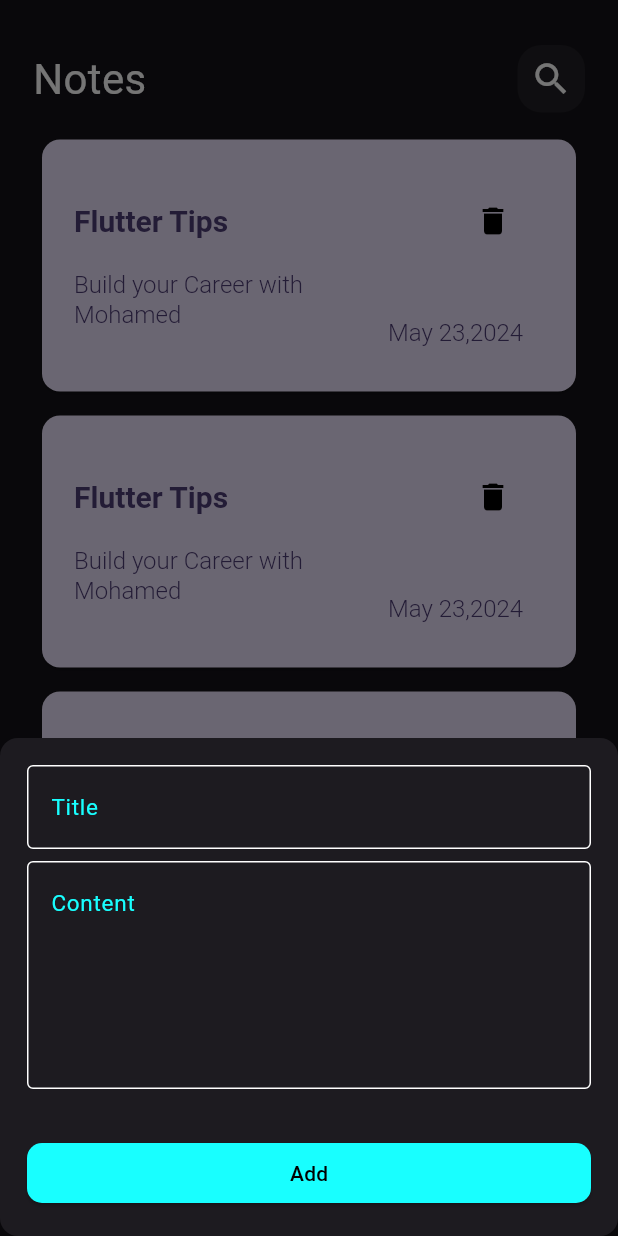
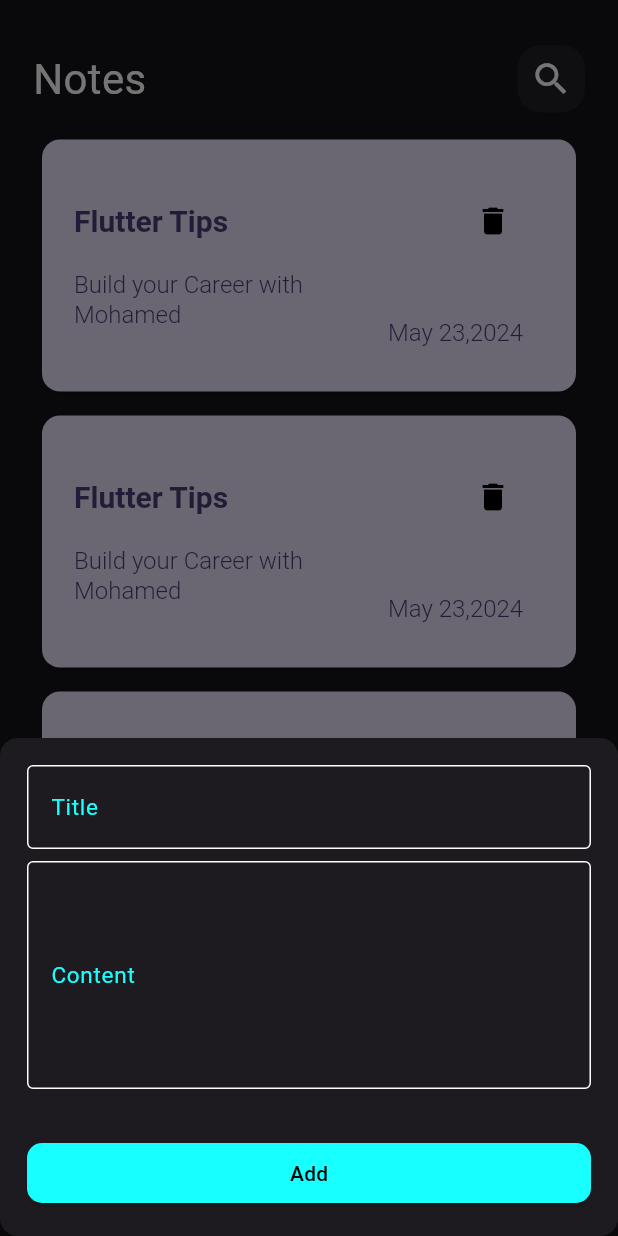
Before and after one commit to Mohamed-Mamdouh1/HiveNoteApp, a Flutter app: the screen it shows after launch, after a tap on the "add" icon, on a phone screen of 412 x 824 dp. Run offline on Flutter 3.47's test engine with Material 2 defaults, Android fonts, the phone set to English and light mode, and no system bars.

Commit message:
Edit notes UI

```diff
--- a/lib/views/widgets/custom_app_bar.dart
+++ b/lib/views/widgets/custom_app_bar.dart
@@ -2,20 +2,21 @@ import 'package:flutter/material.dart';
 
 import 'custom_search_icon.dart';
 class CustomAppBar extends StatelessWidget {
-  const CustomAppBar({Key? key}) : super(key: key);
-
+  const CustomAppBar({Key? key, required this.text, required this.icon}) : super(key: key);
+final String text ;
+final IconData icon;
   @override
   Widget build(BuildContext context) {
     return Padding(
       padding: const EdgeInsets.symmetric(horizontal: 10,vertical: 10),
       child: Row(
-        children: const [
+        children:  [
           Text(
-            "Notes",
-            style: TextStyle(fontSize: 28, color: Colors.white),
+           text,
+            style: const TextStyle(fontSize: 28, color: Colors.white),
           ),
           Spacer(),
-          CustomSearchIcon()
+          CustomSearchIcon(icon:icon,)
         ],
       ),
     );
--- a/lib/views/widgets/custom_search_icon.dart
+++ b/lib/views/widgets/custom_search_icon.dart
@@ -1,7 +1,7 @@
 import 'package:flutter/material.dart';
 class CustomSearchIcon extends StatelessWidget {
-  const CustomSearchIcon({Key? key}) : super(key: key);
-
+  const CustomSearchIcon({Key? key, required this.icon}) : super(key: key);
+final IconData icon;
   @override
   Widget build(BuildContext context) {
     return Container(
@@ -12,7 +12,7 @@ class CustomSearchIcon extends StatelessWidget {
           borderRadius: BorderRadius.circular(16)
 
       ),
-      child: Center(child: Icon(Icons.search,size: 28,)),
+      child: Center(child: Icon(icon,size: 28,)),
     );
   }
 }
--- a/lib/views/widgets/custom_text_field.dart
+++ b/lib/views/widgets/custom_text_field.dart
@@ -12,11 +12,12 @@ class CustomTextFiled extends StatelessWidget {
   @override
   Widget build(BuildContext context) {
     return TextField(
+
       maxLines: maxLines,
       controller: controller,
       decoration: InputDecoration(
-          hintText: hintText,
-          hintStyle: const TextStyle(
+          labelText: hintText,
+          labelStyle: const TextStyle(
             color: Colors.cyanAccent,
             fontSize: 15,
             fontWeight: FontWeight.w400,
--- a/lib/views/widgets/note_view_body.dart
+++ b/lib/views/widgets/note_view_body.dart
@@ -16,7 +16,7 @@ class NoteViewBody extends StatelessWidget {
           SizedBox(
             height: 20,
           ),
-          CustomAppBar(),
+          CustomAppBar(text: "Notes",icon: Icons.search,),
           Expanded(child: NotesListView())
         ],
       ),
--- a/lib/views/widgets/notes_listview.dart
+++ b/lib/views/widgets/notes_listview.dart
@@ -10,7 +10,7 @@ class NotesListView extends StatelessWidget {
     return GestureDetector(
      onTap: (){
        Navigator.push(context, MaterialPageRoute(builder: (ctx){
-         return EditNoteView();
+         return   EditNoteView();
        }));
      },
       child: ListView.builder(
```
Also changed, not shown: lib/views/edit_note_view.dart (+32 -4 lines).
